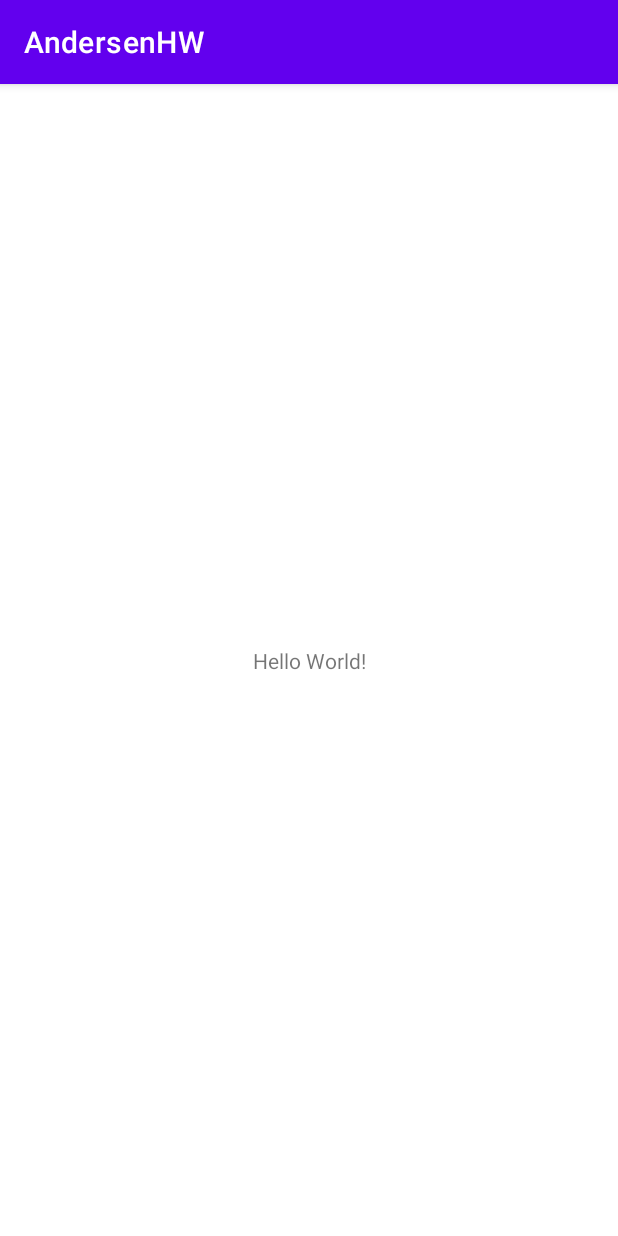
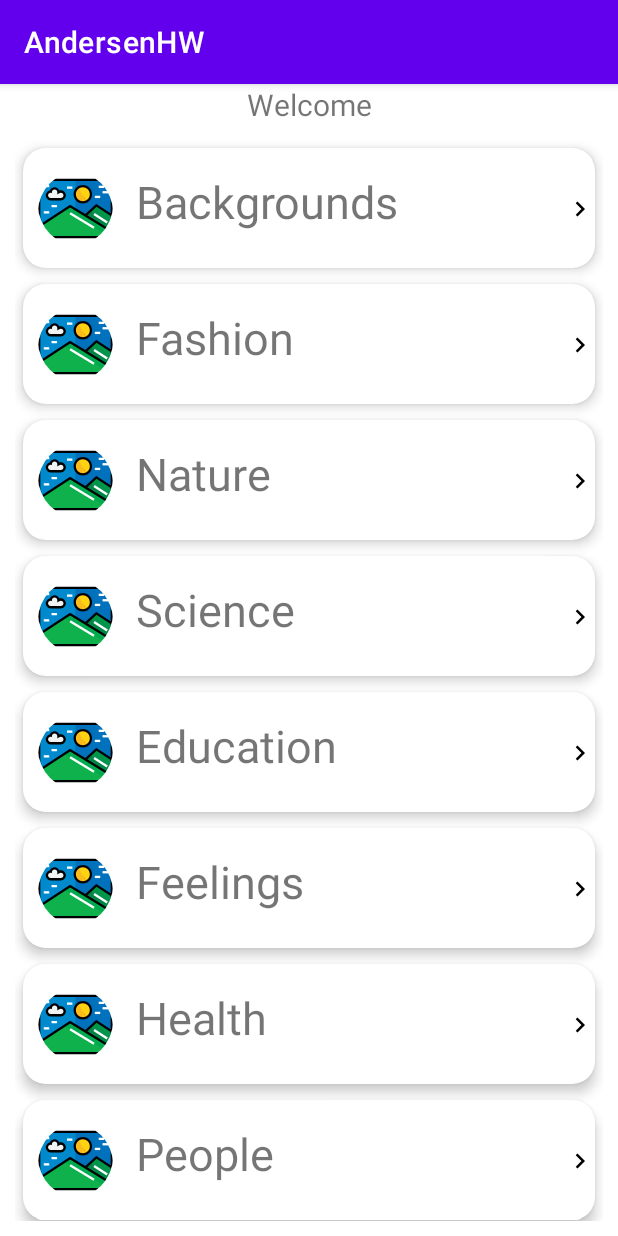
Before and after one commit to AlekseySelivanov/AndersenInternship, an Android app: the screen it shows after launch (MainActivity), on a phone screen of 412 x 824 dp. Run offline under Robolectric (Android 15) with nearby library versions, the phone set to English and light mode, and no system bars.

Commit message:
Task_1(RecyclerView)

```diff
--- a/app/src/main/java/com/example/andersenhw/MainActivity.kt
+++ b/app/src/main/java/com/example/andersenhw/MainActivity.kt
@@ -8,4 +8,5 @@ class MainActivity : AppCompatActivity() {
         super.onCreate(savedInstanceState)
         setContentView(R.layout.activity_main)
     }
+
 }
--- /dev/null
+++ b/app/src/main/java/com/example/andersenhw/data/DataProvider.kt
@@ -0,0 +1,48 @@
+package com.example.andersenhw.data
+
+import com.example.andersenhw.domain.models.Category
+
+object DataProvider {
+    val data: List<Category> = listOf(
+        Category(
+            id = 0,
+            name = "Backgrounds"
+        ),
+        Category(
+            id = 1,
+            name = "Fashion"
+        ),
+        Category(
+            id = 2,
+            name = "Nature"
+        ),
+        Category(
+            id = 3,
+            name = "Science"
+        ),
+        Category(
+            id = 4,
+            name = "Education"
+        ),
+        Category(
+            id = 5,
+            name = "Feelings"
+        ),
+        Category(
+            id = 6,
+            name = "Health"
+        ),
+        Category(
+            id = 7,
+            name = "People"
+        ),
+        Category(
+            id = 8,
+            name = "Religion"
+        ),
+        Category(
+            id = 9,
+            name = "Places"
+        )
+    )
+}
--- /dev/null
+++ b/app/src/main/java/com/example/andersenhw/domain/models/Category.kt
@@ -0,0 +1,33 @@
+package com.example.andersenhw.domain.models
+
+import android.os.Parcel
+import android.os.Parcelable
+
+data class Category(
+    val id: Int = 0,
+    var name: String = ""
+    ) : Parcelable {
+    constructor(parcel: Parcel) : this(
+        parcel.readInt(),
+        parcel.readString()!!
+    )
+
+    override fun writeToParcel(parcel: Parcel, flags: Int) {
+        parcel.writeInt(id)
+        parcel.writeString(name)
+    }
+
+    override fun describeContents(): Int {
+        return 0
+    }
+
+    companion object CREATOR : Parcelable.Creator<Category> {
+        override fun createFromParcel(parcel: Parcel): Category {
+            return Category(parcel)
+        }
+
+        override fun newArray(size: Int): Array<Category?> {
+            return arrayOfNulls(size)
+        }
+    }
+}
--- /dev/null
+++ b/app/src/main/java/com/example/andersenhw/ui/DetailsFragment.kt
@@ -0,0 +1,59 @@
+package com.example.andersenhw.ui
+
+import android.os.Bundle
+import android.view.LayoutInflater
+import android.view.View
+import android.view.ViewGroup
+import android.widget.TextView
+import androidx.fragment.app.Fragment
+import androidx.navigation.fragment.findNavController
+import com.example.andersenhw.R
+import com.example.andersenhw.databinding.FragmentDetailsBinding
+import com.example.andersenhw.domain.models.Category
+
+class DetailsFragment: Fragment() {
+
+    private var _binding: FragmentDetailsBinding? = null
+    private val binding get() = checkNotNull(_binding) { throw IllegalStateException("Binding is not initialized") }
+
+    private var selectedCategory: Category = Category()
+    private lateinit var category: TextView
+
+    companion object {
+        const val EDITED_CONTACT = "id"
+    }
+
+    override fun onCreateView(
+        inflater: LayoutInflater,
+        container: ViewGroup?,
+        savedInstanceState: Bundle?
+    ): View {
+        _binding = FragmentDetailsBinding.inflate(inflater, container, false)
+        return binding.root
+    }
+
+    override fun onViewCreated(view: View, savedInstanceState: Bundle?) {
+        super.onViewCreated(view, savedInstanceState)
+        if (arguments != null) {
+            selectedCategory =
+                arguments?.getParcelable<Category>(MainFragment.REQUIRED_ID_KEY) as Category
+        }
+
+        category = view.findViewById(R.id.DetailsTextView)
+        category.text = "${selectedCategory.name}. Some Details"
+        binding.Button.setOnClickListener {
+            selectedCategory.name = "${selectedCategory.name}: closed!"
+            val bundle = Bundle()
+            bundle.putParcelable(EDITED_CONTACT, selectedCategory)
+            findNavController().navigate(
+                R.id.action_detailsFragment_to_mainFragment,
+                bundle
+            )
+        }
+    }
+
+    override fun onDestroy() {
+        super.onDestroy()
+        _binding = null
+    }
+}
--- /dev/null
+++ b/app/src/main/java/com/example/andersenhw/ui/MainFragment.kt
@@ -0,0 +1,67 @@
+package com.example.andersenhw.ui
+
+import android.os.Bundle
+import android.view.LayoutInflater
+import android.view.View
+import android.view.ViewGroup
+import androidx.fragment.app.Fragment
+import androidx.navigation.fragment.findNavController
+import com.example.andersenhw.R
+import com.example.andersenhw.data.DataProvider
+import com.example.andersenhw.databinding.FragmentMainBinding
+import com.example.andersenhw.domain.models.Category
+import com.example.andersenhw.ui.adapter.CategoriesAdapter
+
+class MainFragment: Fragment() {
+
+    private var _binding: FragmentMainBinding? = null
+    private val binding get() = checkNotNull(_binding) { throw IllegalStateException("Binding is not initialized") }
+    private val  adapter: CategoriesAdapter by lazy {
+        CategoriesAdapter(::navigateToDetailedContact
+        )
+    }
+
+    private var selectedContact: Category = Category()
+
+    companion object {
+        const val REQUIRED_ID_KEY = "id"
+    }
+
+    override fun onCreateView(
+        inflater: LayoutInflater,
+        container: ViewGroup?,
+        savedInstanceState: Bundle?
+    ): View {
+        _binding = FragmentMainBinding.inflate(inflater, container, false)
+        return binding.root
+    }
+
+    override fun onViewCreated(view: View, savedInstanceState: Bundle?) {
+        super.onViewCreated(view, savedInstanceState)
+        binding.RVCategories.adapter = adapter
+        showContent(DataProvider.data)
+        if (arguments != null) {
+            selectedContact =
+                arguments?.getParcelable<Category>(DetailsFragment.EDITED_CONTACT) as Category
+            binding.TextView.text = selectedContact.name
+        }
+    }
+
+    private fun navigateToDetailedContact(selectedCategory: Category) {
+        val bundle = Bundle()
+        bundle.putParcelable(REQUIRED_ID_KEY, selectedCategory)
+        findNavController().navigate(
+            R.id.action_mainFragment_to_photosFragment,
+            bundle
+        )
+    }
+
+    private fun showContent(data: List<Category>) {
+        adapter.setData(data)
+    }
+
+    override fun onDestroy() {
+        super.onDestroy()
+        _binding = null
+    }
+}
--- /dev/null
+++ b/app/src/main/java/com/example/andersenhw/ui/adapter/CategoriesAdapter.kt
@@ -0,0 +1,47 @@
+package com.example.andersenhw.ui.adapter
+
+import android.view.LayoutInflater
+import android.view.ViewGroup
+import androidx.recyclerview.widget.RecyclerView
+import com.example.andersenhw.databinding.ItemCategoryBinding
+import com.example.andersenhw.domain.models.Category
+
+class CategoriesAdapter(
+    private val onLoanClicked: (Category) -> Unit
+): RecyclerView.Adapter<CategoriesAdapter.ListViewHolderCategories>() {
+
+    var data = arrayListOf<Category>()
+        set(value) {
+            field = value
+            notifyDataSetChanged()
+        }
+
+    fun setData(models: List<Category>) {
+        data.clear()
+        data.addAll(models)
+        notifyDataSetChanged()
+    }
+
+    inner class ListViewHolderCategories(
+        private val binding: ItemCategoryBinding,
+        private val onClick: (Category) -> Unit
+    ) :
+        RecyclerView.ViewHolder(binding.root) {
+        fun bind(listItem: Category) {
+            binding.categoryName.text = listItem.name
+            binding.card.setOnClickListener {
+                onClick(listItem.copy())
+            }
+        }
+    }
+
+    override fun onBindViewHolder(holder: ListViewHolderCategories, position: Int) {
+        holder.bind(data[position])
+        holder.itemView.setOnClickListener { onLoanClicked(data[position]) }
+    }
+
+    override fun onCreateViewHolder(parent: ViewGroup, viewType: Int): ListViewHolderCategories =
+            ListViewHolderCategories(ItemCategoryBinding.inflate(LayoutInflater.from(parent.context), parent, false), onLoanClicked  )
+
+    override fun getItemCount(): Int = data.size
+}
--- /dev/null
+++ b/app/src/main/res/drawable/ic_background_svgrepo_com.xml
@@ -0,0 +1,69 @@
+<vector xmlns:android="http://schemas.android.com/apk/res/android"
+    android:width="512dp"
+    android:height="512dp"
+    android:viewportWidth="512"
+    android:viewportHeight="512">
+  <path
+      android:pathData="M504.08,303.51l0,110.85l-179.99,-110l0.53,-0.85l73.9,-68.62z"
+      android:fillColor="#00954A"/>
+  <path
+      android:pathData="M504.08,414.35l0,36.95l-496.16,0l0,-73.9l211.13,-137.24l105.04,64.19z"
+      android:fillColor="#0EB14C"/>
+  <path
+      android:pathData="M504.08,60.7l0,242.8l-105.57,-68.62l-73.9,68.62l-0.53,0.85l-105.04,-64.19l-211.13,137.24l0,-316.7z"
+      android:fillColor="#0071BC"/>
+  <path
+      android:pathData="M504.08,371.52l-148.29,-96.96l-31.18,28.95l-0.53,0.85l179.99,110z"
+      android:fillColor="#008647"/>
+  <path
+      android:pathData="M504.08,451.3l0,-36.95l-179.99,-110l-105.04,-64.19l-38.63,25.11l315.89,186.03z"
+      android:fillColor="#00AB4F"/>
+  <path
+      android:pathData="M7.92,60.7l0,316.7l211.13,-137.24l36.95,22.58l0,-202.04z"
+      android:fillColor="#0089CC"/>
+  <path
+      android:pathData="M306.14,102.93c30.61,0 55.42,24.81 55.42,55.42s-24.81,55.42 -55.42,55.42s-55.42,-24.81 -55.42,-55.42S275.53,102.93 306.14,102.93z"
+      android:fillColor="#FFD311"/>
+  <path
+      android:pathData="M277.17,111.3c-15.81,9.76 -26.44,27.1 -26.44,47.05c0,30.61 24.81,55.42 55.42,55.42c14.67,0 27.92,-5.8 37.83,-15.11C311.61,179.55 287.31,148.41 277.17,111.3z"
+      android:fillColor="#FABB1B"/>
+  <path
+      android:pathData="M155.71,139.88c14.57,0 26.39,11.82 26.39,26.39s-11.82,26.39 -26.39,26.39s-55.85,0 -68.62,0c-14.57,0 -26.39,-11.82 -26.39,-26.39s11.82,-26.39 26.39,-26.39c0.21,0 0.32,0 0.53,0.11c2.43,-12.14 13.09,-21.22 25.86,-21.22c14.57,0 26.39,11.82 26.39,26.39v0.11C144.31,141.99 149.69,139.88 155.71,139.88z"
+      android:fillColor="#F1F2F2"/>
+  <path
+      android:fillColor="#FF000000"
+      android:pathData="M0,52.78v406.43h512V52.78H0zM496.17,68.62v220.3l-98.51,-64.03l-74.79,69.44l-103.94,-63.52L15.84,362.81V68.62H496.17zM496.17,400.23L336.9,302.9l62.48,-58.01l96.79,62.91V400.23zM15.84,443.38v-61.68l203.35,-132.18l100.78,61.58l176.2,107.69v24.59H15.84z"/>
+  <path
+      android:fillColor="#FF000000"
+      android:pathData="M306.14,221.69c34.93,0 63.34,-28.41 63.34,-63.34s-28.41,-63.34 -63.34,-63.34s-63.34,28.41 -63.34,63.34S271.22,221.69 306.14,221.69zM306.14,110.85c26.19,0 47.51,21.31 47.51,47.51s-21.31,47.51 -47.51,47.51s-47.51,-21.31 -47.51,-47.51S279.95,110.85 306.14,110.85z"/>
+  <path
+      android:fillColor="#FF000000"
+      android:pathData="M87.09,200.58h68.62c18.92,0 34.31,-15.39 34.31,-34.31s-15.39,-34.31 -34.31,-34.31c-3.39,0 -6.73,0.52 -9.96,1.52c-4.78,-13.19 -17.44,-22.64 -32.26,-22.64c-14.15,0 -26.69,8.76 -31.83,21.54c-16.34,2.61 -28.87,16.81 -28.87,33.88C52.78,185.19 68.18,200.58 87.09,200.58zM85.65,147.85l7.7,3.85l2.03,-10.16c1.72,-8.61 9.33,-14.85 18.1,-14.85c10.19,0 18.47,8.29 18.47,18.47v15.79l12.62,-9.31c3.45,-2.55 7.2,-3.84 11.13,-3.84c10.19,0 18.47,8.29 18.47,18.47c0,10.19 -8.29,18.47 -18.47,18.47H87.09c-10.19,0 -18.47,-8.29 -18.47,-18.47C68.62,156.57 76.13,148.6 85.65,147.85z"/>
+  <path
+      android:pathData="M378.53,394.72l-163.63,-100.3l8.28,-13.5l163.63,100.3z"
+      android:fillColor="#FFFFFF"/>
+  <path
+      android:pathData="M468.11,357.66l-89.74,-58.07l8.6,-13.3l89.74,58.07z"
+      android:fillColor="#FFFFFF"/>
+  <path
+      android:pathData="M414.35,100.29h36.95v15.84h-36.95z"
+      android:fillColor="#FFFFFF"/>
+  <path
+      android:pathData="M440.74,137.24h36.95v15.84h-36.95z"
+      android:fillColor="#FFFFFF"/>
+  <path
+      android:pathData="M39.59,95.01h36.95v15.84h-36.95z"
+      android:fillColor="#FFFFFF"/>
+  <path
+      android:pathData="M197.94,105.57h36.95v15.84h-36.95z"
+      android:fillColor="#FFFFFF"/>
+  <path
+      android:pathData="M39.59,274.47h36.95v15.84h-36.95z"
+      android:fillColor="#FFFFFF"/>
+  <path
+      android:pathData="M92.37,232.25h36.95v15.84h-36.95z"
+      android:fillColor="#FFFFFF"/>
+  <path
+      android:pathData="M387.96,168.91h36.95v15.84h-36.95z"
+      android:fillColor="#FFFFFF"/>
+</vector>
--- /dev/null
+++ b/app/src/main/res/drawable/ic_baseline_chevron_right_24.xml
@@ -0,0 +1,5 @@
+<vector android:height="24dp" android:tint="#000000"
+    android:viewportHeight="24" android:viewportWidth="24"
+    android:width="24dp" xmlns:android="http://schemas.android.com/apk/res/android">
+    <path android:fillColor="@android:color/white" android:pathData="M10,6L8.59,7.41 13.17,12l-4.58,4.59L10,18l6,-6z"/>
+</vector>
--- a/app/src/main/res/layout/activity_main.xml
+++ b/app/src/main/res/layout/activity_main.xml
@@ -6,13 +6,16 @@
     android:layout_height="match_parent"
     tools:context=".MainActivity">
 
-    <TextView
-        android:layout_width="wrap_content"
-        android:layout_height="wrap_content"
-        android:text="Hello World!"
-        app:layout_constraintBottom_toBottomOf="parent"
+    <androidx.fragment.app.FragmentContainerView
+        android:id="@+id/navHostMain"
+        android:layout_width="match_parent"
+        android:layout_height="match_parent"
+        android:name="androidx.navigation.fragment.NavHostFragment"
+        app:defaultNavHost="true"
+        app:layout_constraintBottom_toTopOf="parent"
         app:layout_constraintEnd_toEndOf="parent"
         app:layout_constraintStart_toStartOf="parent"
-        app:layout_constraintTop_toTopOf="parent" />
+        app:layout_constraintTop_toTopOf="parent"
+        app:navGraph="@navigation/nav_graph" />
 
 </androidx.constraintlayout.widget.ConstraintLayout>
--- /dev/null
+++ b/app/src/main/res/layout/fragment_details.xml
@@ -0,0 +1,28 @@
+<?xml version="1.0" encoding="utf-8"?>
+<androidx.constraintlayout.widget.ConstraintLayout xmlns:android="http://schemas.android.com/apk/res/android"
+    android:layout_width="match_parent"
+    android:layout_height="match_parent"
+    xmlns:app="http://schemas.android.com/apk/res-auto">
+
+    <com.google.android.material.textview.MaterialTextView
+        android:id="@+id/DetailsTextView"
+        android:layout_width="wrap_content"
+        android:layout_height="wrap_content"
+        app:layout_constraintTop_toTopOf="parent"
+        app:layout_constraintBottom_toBottomOf="parent"
+        app:layout_constraintStart_toStartOf="parent"
+        app:layout_constraintEnd_toEndOf="parent"
+        android:layout_gravity="center"
+        android:text="@string/DetailsTextView"
+        />
+
+    <Button
+        android:id="@+id/Button"
+        android:layout_width="wrap_content"
+        android:layout_height="wrap_content"
+        app:layout_constraintTop_toBottomOf="@id/DetailsTextView"
+        app:layout_constraintEnd_toEndOf="parent"
+        app:layout_constraintStart_toStartOf="parent"
+        android:text="@string/Back"/>
+
+</androidx.constraintlayout.widget.ConstraintLayout>
--- /dev/null
+++ b/app/src/main/res/layout/fragment_main.xml
@@ -0,0 +1,33 @@
+<?xml version="1.0" encoding="utf-8"?>
+<androidx.constraintlayout.widget.ConstraintLayout xmlns:android="http://schemas.android.com/apk/res/android"
+    xmlns:app="http://schemas.android.com/apk/res-auto"
+    xmlns:tools="http://schemas.android.com/tools"
+    android:layout_width="match_parent"
+    android:layout_height="match_parent">
+
+    <com.google.android.material.textview.MaterialTextView
+        android:id="@+id/TextView"
+        android:layout_width="match_parent"
+        android:layout_height="wrap_content"
+        app:layout_constraintBottom_toTopOf="@+id/RVCategories"
+        app:layout_constraintTop_toTopOf="parent"
+        android:textSize="20sp"
+        android:gravity="center"
+        android:text="@string/TextView"
+        />
+
+    <androidx.recyclerview.widget.RecyclerView
+        android:id="@+id/RVCategories"
+        android:layout_width="match_parent"
+        android:layout_height="0dp"
+        android:layout_margin="10dp"
+        android:orientation="vertical"
+        app:layoutManager="androidx.recyclerview.widget.LinearLayoutManager"
+        app:layout_constraintBottom_toBottomOf="parent"
+        app:layout_constraintEnd_toEndOf="parent"
+        app:layout_constraintStart_toStartOf="parent"
+        app:layout_constraintTop_toBottomOf="@+id/TextView"
+        tools:listitem="@layout/item_category"
+        tools:visibility="visible"/>
+
+</androidx.constraintlayout.widget.ConstraintLayout>
--- /dev/null
+++ b/app/src/main/res/layout/item_category.xml
@@ -0,0 +1,58 @@
+<?xml version="1.0" encoding="utf-8"?>
+<com.google.android.material.card.MaterialCardView xmlns:android="http://schemas.android.com/apk/res/android"
+    xmlns:app="http://schemas.android.com/apk/res-auto"
+    xmlns:tools="http://schemas.android.com/tools"
+    android:id="@+id/card"
+    android:layout_width="match_parent"
+    android:layout_height="80dp"
+    android:layout_marginBottom="20dp"
+    android:layout_margin="5dp"
+    app:cardCornerRadius="15dp"
+    app:cardElevation="5dp"
+    app:strokeWidth="0dp"
+    tools:layout_marginTop="20dp">
+
+    <androidx.constraintlayout.widget.ConstraintLayout
+        android:id="@+id/layout"
+        android:layout_width="match_parent"
+        android:layout_height="match_parent"
+        >
+
+        <com.google.android.material.imageview.ShapeableImageView
+            android:id="@+id/categoryImage"
+            android:layout_width="50dp"
+            android:layout_height="50dp"
+            android:layout_marginStart="10dp"
+            android:contentDescription="@string/logoOfCategory"
+            android:scaleType="centerCrop"
+            android:src="@drawable/ic_background_svgrepo_com"
+            app:layout_constraintBottom_toBottomOf="parent"
+            app:layout_constraintStart_toStartOf="parent"
+            app:layout_constraintTop_toTopOf="parent"
+            app:shapeAppearanceOverlay="@style/CircleShapeImageView" />
+
+        <com.google.android.material.textview.MaterialTextView
+            android:id="@+id/categoryName"
+            android:layout_width="wrap_content"
+            android:layout_height="wrap_content"
+            android:layout_marginStart="15dp"
+            android:text="@string/Backgrounds"
+            android:textSize="30sp"
+            app:layout_constraintStart_toEndOf="@+id/categoryImage"
+            app:layout_constraintTop_toTopOf="@+id/categoryImage" />
+
+        <com.google.android.material.imageview.ShapeableImageView
+            android:id="@+id/ivStatusIcon"
+            android:layout_width="20dp"
+            android:layout_height="20dp"
+            android:src="@drawable/ic_baseline_chevron_right_24"
+            app:layout_constraintBottom_toBottomOf="@+id/categoryImage"
+            app:layout_constraintEnd_toEndOf="parent"
+            app:layout_constraintTop_toTopOf="@+id/categoryImage"
+            app:shapeAppearanceOverlay="@style/CircleShapeImageView"
+            tools:background="@color/dodger_blue" />
+
+    </androidx.constraintlayout.widget.ConstraintLayout>
+
+
+</com.google.android.material.card.MaterialCardView>
--- /dev/null
+++ b/app/src/main/res/navigation/nav_graph.xml
@@ -0,0 +1,26 @@
+<?xml version="1.0" encoding="utf-8"?>
+<navigation xmlns:android="http://schemas.android.com/apk/res/android"
+    xmlns:app="http://schemas.android.com/apk/res-auto"
+    xmlns:tools="http://schemas.android.com/tools"
+    android:id="@+id/nav_graph"
+    app:startDestination="@id/mainFragment">
+
+    <fragment
+        android:id="@+id/mainFragment"
+        android:name="com.example.andersenhw.ui.MainFragment"
+        android:label="MainFragment"
+        tools:layout="@layout/fragment_main" >
+        <action
+            android:id="@+id/action_mainFragment_to_photosFragment"
+            app:destination="@id/detailsFragment" />
+    </fragment>
+    <fragment
+        android:id="@+id/detailsFragment"
+        android:name="com.example.andersenhw.ui.DetailsFragment"
+        android:label="DetailsFragment"
+        tools:layout="@layout/fragment_details" >
+        <action
+            android:id="@+id/action_detailsFragment_to_mainFragment"
+            app:destination="@id/mainFragment" />
+    </fragment>
+</navigation>
--- a/app/src/main/res/values/colors.xml
+++ b/app/src/main/res/values/colors.xml
@@ -7,4 +7,5 @@
     <color name="teal_700">#FF018786</color>
     <color name="black">#FF000000</color>
     <color name="white">#FFFFFFFF</color>
+    <color name="dodger_blue">#0099E0</color>
 </resources>
--- a/app/src/main/res/values/strings.xml
+++ b/app/src/main/res/values/strings.xml
@@ -1,3 +1,8 @@
 <resources>
     <string name="app_name">AndersenHW</string>
+    <string name="TextView">Welcome</string>
+    <string name="logoOfCategory">logoOfCategory</string>
+    <string name="Backgrounds">Backgrounds</string>
+    <string name="DetailsTextView">Details...</string>
+    <string name="Back">Back</string>
 </resources>
--- /dev/null
+++ b/app/src/main/res/values/styles.xml
@@ -0,0 +1,6 @@
+<?xml version="1.0" encoding="utf-8"?>
+<resources>
+    <style name="CircleShapeImageView">
+        <item name="cornerSize">55%</item>
+    </style>
+</resources>
```
Also changed, not shown: app/build.gradle (+10 -0 lines).
